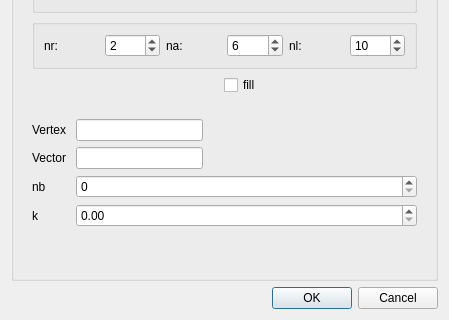
Qt form src/HEXABLOCKGUI/MakeGrid_QTD.ui (SalomePlatform/hexablock) before a commit; both pictures show x 0 to 449 and y 456 to 776 of the 449 by 776 pixel window.
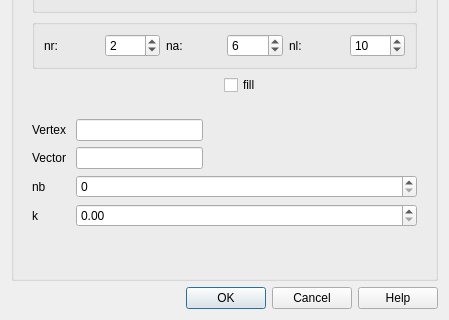
The same form after that commit.

Commit message: added: -Propagation, Vector ( completed ) dialog panel. -Help button on all panel. -Delegate for all Panel updated: -menu always showed for each action

```diff
--- a/src/HEXABLOCKGUI/MakeGrid_QTD.ui
+++ b/src/HEXABLOCKGUI/MakeGrid_QTD.ui
@@ -428,7 +428,7 @@
       <enum>Qt::Horizontal</enum>
      </property>
      <property name="standardButtons">
-      <set>QDialogButtonBox::Cancel|QDialogButtonBox::Ok</set>
+      <set>QDialogButtonBox::Cancel|QDialogButtonBox::Ok|QDialogButtonBox::Help</set>
      </property>
     </widget>
    </item>
```
The commit also changes 37 other files.
